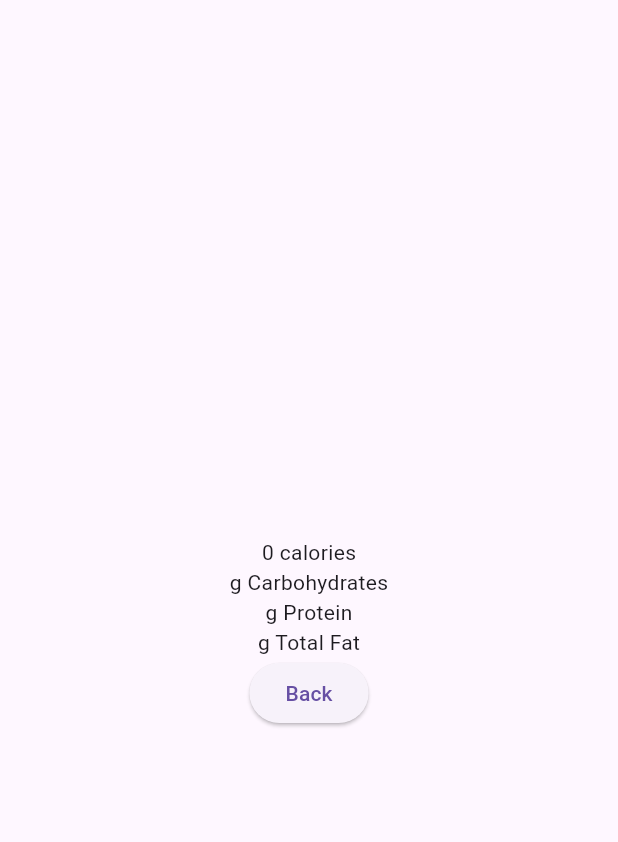
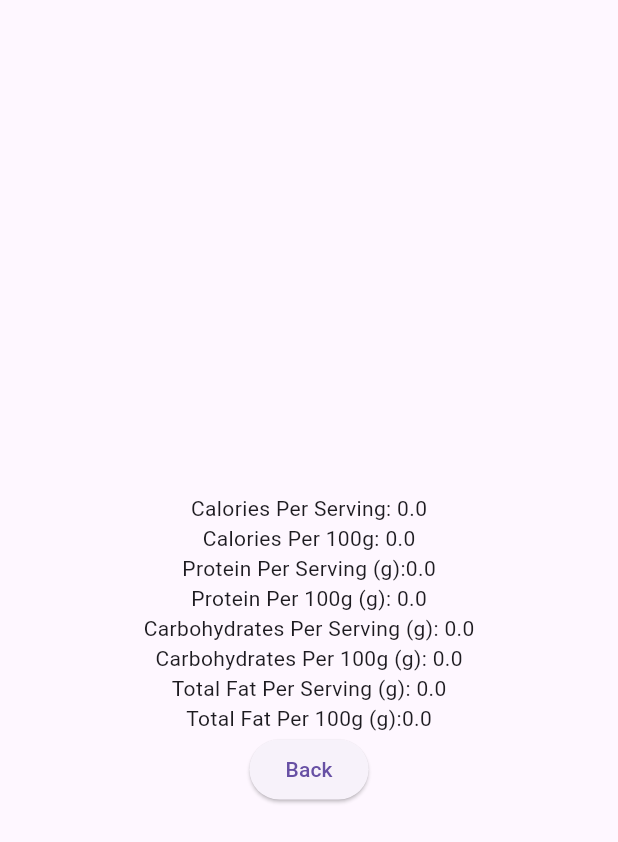
Before and after one commit to helenyin155/NutritionApp, a Flutter app: the NutritionInformation screen opened directly with empty values, on a phone screen of 412 x 824 dp. Shown: the top 842 px of the screen. Run offline on Flutter 3.47's test engine with Material 3 defaults, Android fonts, the phone set to English and light mode, and no system bars; our stand-ins replace firebase_auth, firebase_core; missing offline and left inert: flutter_barcode_scanner; accounts and stored records are empty; network calls fail.

Commit message:
added non-null nutrition data to be displayed on nutrition inforamtion page

```diff
--- a/flutterapp/lib/pages/camera_page.dart
+++ b/flutterapp/lib/pages/camera_page.dart
@@ -16,7 +16,7 @@ class CameraPage extends StatefulWidget {
 
 class _CameraPageState extends State<CameraPage> {
 
-  Future<dynamic> fetchProductFromBarcode(String barcode) async {
+  Future<NutritionData> fetchProductFromBarcode(String barcode) async {
 
     // OPEN FOOD FACTS API
 
@@ -26,27 +26,28 @@ class _CameraPageState extends State<CameraPage> {
       if (response.statusCode == 200) {
         var res = jsonDecode(response.body);
         var data = res['product'];
+        var nutritionalData = data['nutriments'];
 
         final NutritionData product = NutritionData(
           itemCode: res['code'],
           brandName: data['brands'] ?? 'Unknown Brand Name',
           itemName: data['product_name_en'] ?? data['product_name'] ?? "Unknown Product Name",
-          caloriesPerServing: data['energy-kcal_serving'] ?? -1,
-          caloriesPer100g: data['energy-kcal_100g'] ?? -1,
-          proteinPerServing: data['proteins_serving'] ?? -1,
-          proteinPer100g: data['proteins_100g'] ?? -1,
-          carbsPerServing: data['carbohydrates_serving'] ?? -1,
-          carbsPer100g: data['carbohydrates_100g'] ?? -1,
-          fatPerServing: data['fat_serving'] ?? -1,
-          fatPer100g: data['fat_100g'] ?? -1,
+          caloriesPerServing: (nutritionalData['energy-kcal_serving'] as num?)?.toDouble() ?? -1.0,
+          caloriesPer100g: (nutritionalData['energy-kcal_100g'] as num?)?.toDouble() ?? -1.0,
+          proteinPerServing: (nutritionalData['proteins_serving'] as num?)?.toDouble() ?? -1.0,
+          proteinPer100g: (nutritionalData['proteins_100g'] as num?)?.toDouble() ?? -1.0,
+          carbsPerServing: (nutritionalData['carbohydrates_serving'] as num?)?.toDouble() ?? -1.0,
+          carbsPer100g: (nutritionalData['carbohydrates_100g'] as num?)?.toDouble() ?? -1.0,
+          fatPerServing: (nutritionalData['fat_serving'] as num?)?.toDouble() ?? -1.0,
+          fatPer100g: (nutritionalData['fat_100g'] as num?)?.toDouble() ?? -1.0,
           );
         return product;
       } else {
-        print("There was an error fetching product data.");
-        return -1;
+        throw("");
+
       }
     } catch (e) {
-      print("There was an error: $e");
+      throw("There was an error: $e");
     }
 
 
@@ -89,16 +90,16 @@ class _CameraPageState extends State<CameraPage> {
       print(barcodeScanRes);
 
       fetchProductFromBarcode(barcodeScanRes).then((value) => {
-            if (value == 0)
+            if (value == null)
             {
               print("Error")
             }
              else {
-              print(value.itemName)
-              // Navigator.push(
-              //   context,
-              //   MaterialPageRoute(builder: (context) => NutritionInformation(data: value))
-              // )
+
+              Navigator.push(
+                context,
+                MaterialPageRoute(builder: (context) => NutritionInformation(data: value))
+              )
             }
           });
     } on PlatformException {
@@ -120,7 +121,7 @@ class _CameraPageState extends State<CameraPage> {
 }
 
 class NutritionInformation extends StatefulWidget {
-  final Map<String, dynamic> data;
+  final NutritionData data;
 
   NutritionInformation({Key? key, required this.data}) : super(key: key);
 
@@ -130,10 +131,33 @@ class NutritionInformation extends StatefulWidget {
 
 class _NutritionInformationState extends State<NutritionInformation> {
 
+  final List<String> nutritionList = ['caloriesPerServing', 'caloriesPer100g', 'proteinPerServing', 'proteinPer100g', 'carbsPerServing' ,'carbsPer100g', 'fatPerServing', 'fatPer100g'];
+  final List<String> labelList = [
+    'Calories Per Serving: ',
+    'Calories Per 100g: ',
+    'Protein Per Serving (g):',
+    'Protein Per 100g (g): ',
+    'Carbohydrates Per Serving (g): ',
+    'Carbohydrates Per 100g (g): ',
+    'Total Fat Per Serving (g): ',
+    'Total Fat Per 100g (g):'];
+
+
 
 
   @override
   Widget build(BuildContext context) {
+
+    List<Widget> collectedData = [Text(widget.data.getProperty('itemCode')), Text(widget.data.getProperty('itemName')),];
+    for (int i = 0; i < nutritionList.length; i++) {
+      if (widget.data.getProperty(nutritionList[i]) == -1.0) {
+        // collectedData.add(Text("Error"));
+        continue;
+      } else {
+        collectedData.add(Text("${labelList[i]}${widget.data.getProperty(nutritionList[i]).toString()}"));
+      }
+    }
+
     return Scaffold(
       body: Align(
         alignment: Alignment.center,
@@ -142,11 +166,11 @@ class _NutritionInformationState extends State<NutritionInformation> {
 
           children:
           [
-            Text('${widget.data['brand_name']} ${widget.data['food_name']}'),
-            Text('${widget.data['nf_calories'].toString()} calories'),
-            Text('${widget.data['nf_total_carbohydrate'].toString()}g Carbohydrates'),
-            Text('${widget.data['nf_protein'].toString()}g Protein'),
-            Text('${widget.data['nf_total_fat'].toString()}g Total Fat'),
+            Column(
+              children:
+
+              collectedData,
+            ),
             ElevatedButton(
               onPressed: () => Navigator.pop(context),
               child: Text("Back"))
@@ -163,17 +187,17 @@ class NutritionData {
   String brandName;
   String itemName;
 
-  int caloriesPerServing;
-  int caloriesPer100g;
+  double caloriesPerServing;
+  double caloriesPer100g;
 
-  int proteinPerServing;
-  int proteinPer100g;
+  double proteinPerServing;
+  double proteinPer100g;
 
-  int carbsPerServing;
-  int carbsPer100g;
+  double carbsPerServing;
+  double carbsPer100g;
 
-  int fatPerServing;
-  int fatPer100g;
+  double fatPerServing;
+  double fatPer100g;
 
   NutritionData(
     {
@@ -190,5 +214,34 @@ class NutritionData {
       required this.fatPer100g
       });
 
+  dynamic getProperty(String propertyName) {
+    switch (propertyName) {
+      case 'itemCode':
+        return itemCode;
+      case 'brandName':
+        return brandName;
+      case 'itemName':
+        return itemName;
+      case 'caloriesPerServing':
+        return caloriesPerServing;
+      case 'caloriesPer100g':
+        return caloriesPer100g;
+      case 'proteinPerServing':
+        return proteinPerServing;
+      case 'proteinPer100g':
+        return proteinPer100g;
+      case 'carbsPerServing':
+        return carbsPerServing;
+      case 'carbsPer100g':
+        return carbsPer100g;
+      case 'fatPerServing':
+        return fatPerServing;
+      case 'fatPer100g':
+        return fatPer100g;
+      default:
+        throw Exception('Property not found');
+    }
+  }
+
 
 }
```
